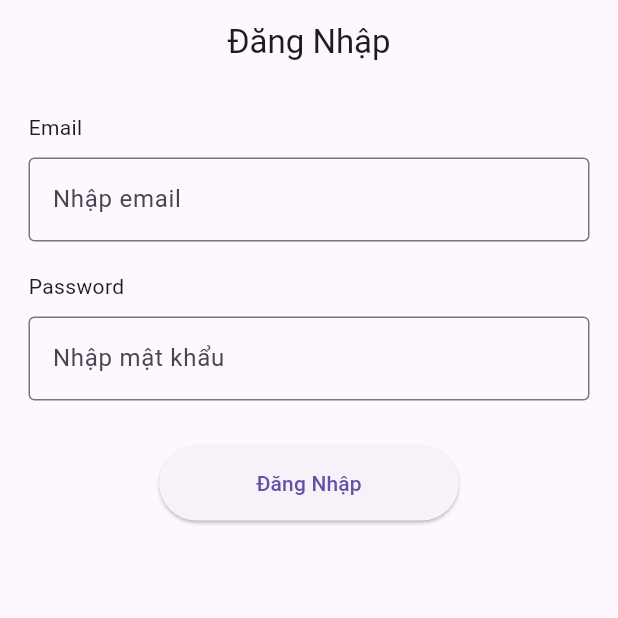
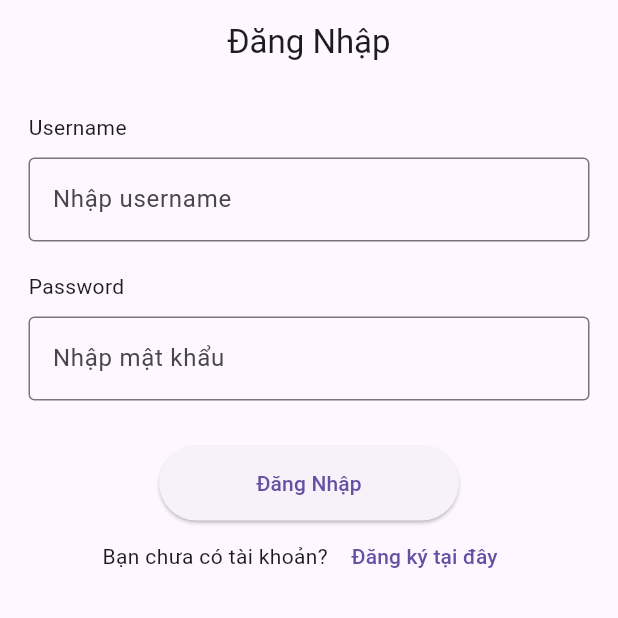
Before and after one commit to pdtuan04/DAMH_Flutter, a Flutter app: the screen it shows after launch, on a phone screen of 412 x 824 dp, the top half of it. Run offline on Flutter 3.47's test engine with Material 3 defaults, Android fonts, the phone set to English and light mode, and no system bars; our stand-ins replace flutter_secure_storage.

Commit message:
register

```diff
--- a/lib/main.dart
+++ b/lib/main.dart
@@ -1,5 +1,6 @@
 import 'package:damh_flutter/screens/home.dart';
 import 'package:damh_flutter/screens/login_screen.dart';
+import 'package:damh_flutter/screens/register_screen.dart';
 import 'package:flutter/material.dart';
 void main() {
   runApp(MyApp());
@@ -11,10 +12,11 @@ class MyApp extends StatelessWidget {
     return MaterialApp(
       title: 'Demo App',
       theme: ThemeData(primarySwatch: Colors.blue),
-      initialRoute: '/',
+      initialRoute: '/login',
       routes: {
         '/home': (context) => Home(),
-        '/': (context) => LoginScreen(),
+        '/login': (context) => LoginScreen(),
+        '/register': (context) => RegisterScreen(),
       },
     );
   }
--- a/lib/models/register.dart
+++ b/lib/models/register.dart
@@ -0,0 +1,14 @@
+class RegisterRequest{
+  final String username;
+  final String password;
+  final String email;
+
+  RegisterRequest({required this.username, required this.password, required this.email});
+  Map<String, dynamic> toJson(){
+    return {
+      "username": username,
+      "password": password,
+      "email": email,
+    };
+  }
+}
--- a/lib/screens/login_screen.dart
+++ b/lib/screens/login_screen.dart
@@ -1,5 +1,4 @@
 import 'package:damh_flutter/models/login.dart';
-import 'package:flutter/cupertino.dart';
 import 'package:flutter/material.dart';
 import 'package:flutter_secure_storage/flutter_secure_storage.dart';
 
@@ -31,12 +30,12 @@ class LoginState extends State<LoginScreen> {
             child: Column(
               crossAxisAlignment: CrossAxisAlignment.start,
               children: [
-                const Text("Email"),
+                const Text("Username"),
                 const SizedBox(height: 10),
                 TextFormField(
                   controller: userController,
-                  decoration: const InputDecoration(border: OutlineInputBorder(), hintText: "Nhập email"),
-                  validator: (value) => (value == null || value.isEmpty) ? "Vui Lòng Nhập Email" : null,
+                  decoration: const InputDecoration(border: OutlineInputBorder(), hintText: "Nhập username"),
+                  validator: (value) => (value == null || value.isEmpty) ? "Vui Lòng Nhập Username" : null,
                 ),
                 const SizedBox(height: 20),
                 const Text("Password"),
@@ -56,7 +55,19 @@ class LoginState extends State<LoginScreen> {
                     onPressed: _handleLogin,
                     child: const Text("Đăng Nhập"),
                   ),
-                )
+                ),
+                Row(
+                  mainAxisAlignment: MainAxisAlignment.center,
+                  children: [
+                    const Text("Bạn chưa có tài khoản? "),
+                    TextButton(
+                      onPressed: () {
+                        Navigator.pushNamed(context, "/register");
+                      },
+                      child: const Text("Đăng ký tại đây"),
+                    )
+                  ],
+                ),
               ],
             ),
           ),
```
Also changed, not shown: lib/screens/register_screen.dart (+142 -0 lines), lib/services/authenticate.dart (+18 -0 lines).
